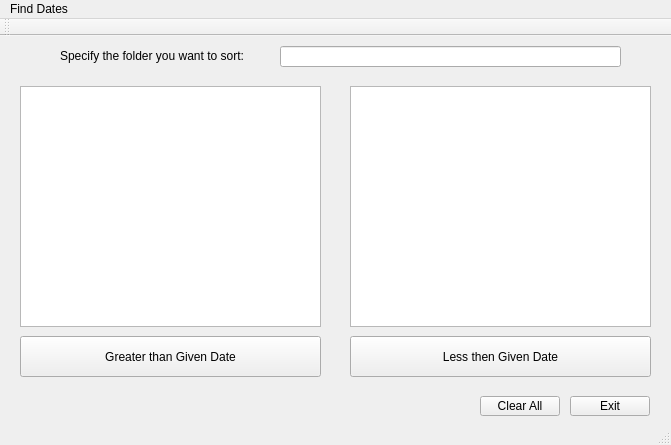
The window that part1_3a_3b/mainwindow.ui (ngockha96/Unix) describes before a commit, drawn with Qt 5.
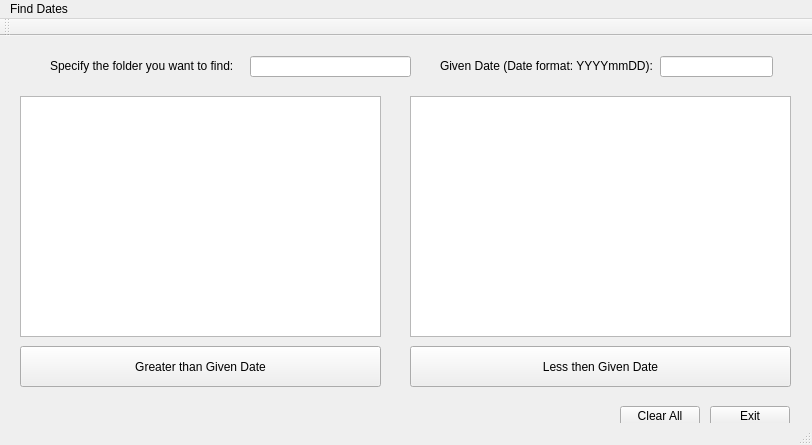
The same window after the commit.

The edit to the form file:
```diff
--- a/part1_3a_3b/mainwindow.ui
+++ b/part1_3a_3b/mainwindow.ui
@@ -6,7 +6,7 @@
    <rect>
     <x>0</x>
     <y>0</y>
-    <width>671</width>
+    <width>812</width>
     <height>445</height>
    </rect>
   </property>
@@ -18,8 +18,8 @@
     <property name="geometry">
      <rect>
       <x>20</x>
-      <y>50</y>
-      <width>301</width>
+      <y>60</y>
+      <width>361</width>
       <height>241</height>
      </rect>
     </property>
@@ -27,9 +27,9 @@
    <widget class="QTextEdit" name="textEdit_2">
     <property name="geometry">
      <rect>
-      <x>350</x>
-      <y>50</y>
-      <width>301</width>
+      <x>410</x>
+      <y>60</y>
+      <width>381</width>
       <height>241</height>
      </rect>
     </property>
@@ -38,8 +38,8 @@
     <property name="geometry">
      <rect>
       <x>20</x>
-      <y>300</y>
-      <width>301</width>
+      <y>310</y>
+      <width>361</width>
       <height>41</height>
      </rect>
     </property>
@@ -50,9 +50,9 @@
    <widget class="QPushButton" name="pushButton_2">
     <property name="geometry">
      <rect>
-      <x>350</x>
-      <y>300</y>
-      <width>301</width>
+      <x>410</x>
+      <y>310</y>
+      <width>381</width>
       <height>41</height>
      </rect>
     </property>
@@ -63,8 +63,8 @@
    <widget class="QPushButton" name="pushButton_3">
     <property name="geometry">
      <rect>
-      <x>570</x>
-      <y>360</y>
+      <x>710</x>
+      <y>370</y>
       <width>80</width>
       <height>20</height>
      </rect>
@@ -76,8 +76,8 @@
    <widget class="QPushButton" name="pushButton_4">
     <property name="geometry">
      <rect>
-      <x>480</x>
-      <y>360</y>
+      <x>620</x>
+      <y>370</y>
       <width>80</width>
       <height>20</height>
      </rect>
@@ -89,9 +89,9 @@
    <widget class="QLineEdit" name="lineEdit">
     <property name="geometry">
      <rect>
-      <x>280</x>
-      <y>10</y>
-      <width>341</width>
+      <x>250</x>
+      <y>20</y>
+      <width>161</width>
       <height>21</height>
      </rect>
     </property>
@@ -102,14 +102,40 @@
    <widget class="QLabel" name="label">
     <property name="geometry">
      <rect>
-      <x>60</x>
-      <y>10</y>
+      <x>50</x>
+      <y>20</y>
       <width>221</width>
       <height>20</height>
      </rect>
     </property>
     <property name="text">
-     <string>Specify the folder you want to sort:</string>
+     <string>Specify the folder you want to find:</string>
+    </property>
+   </widget>
+   <widget class="QLabel" name="label_3">
+    <property name="geometry">
+     <rect>
+      <x>440</x>
+      <y>20</y>
+      <width>221</width>
+      <height>20</height>
+     </rect>
+    </property>
+    <property name="text">
+     <string>Given Date (Date format: YYYYmmDD):</string>
+    </property>
+   </widget>
+   <widget class="QLineEdit" name="lineEdit_2">
+    <property name="geometry">
+     <rect>
+      <x>660</x>
+      <y>20</y>
+      <width>113</width>
+      <height>21</height>
+     </rect>
+    </property>
+    <property name="text">
+     <string/>
     </property>
    </widget>
   </widget>
@@ -118,7 +144,7 @@
     <rect>
      <x>0</x>
      <y>0</y>
-     <width>671</width>
+     <width>812</width>
      <height>18</height>
     </rect>
    </property>
```
